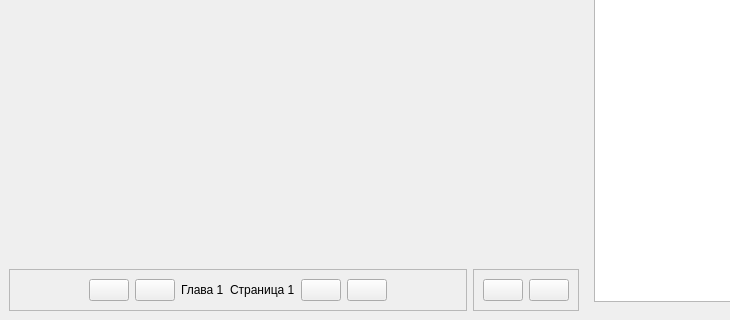
Old version of the form data/ui/windows/reader.ui in the repository brandonzorn/Nlight; both pictures show x 0 to 730 and y 290 to 610 of the 868 by 610 pixel window.
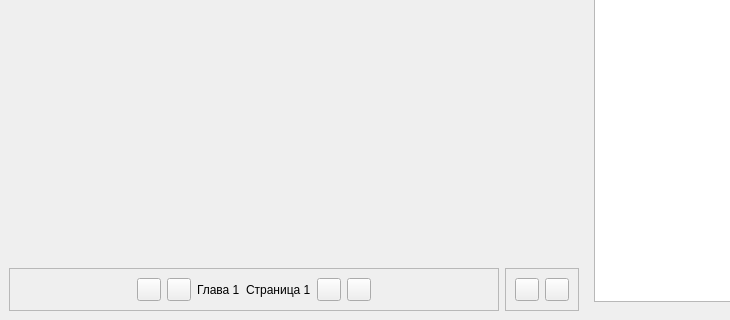
New version of the form. Custom widgets are drawn as their Qt base class.

```diff
--- a/data/ui/windows/reader.ui
+++ b/data/ui/windows/reader.ui
@@ -99,17 +99,14 @@
                </spacer>
               </item>
               <item>
-               <widget class="PushButton" name="prev_chapter_btn">
-                <property name="text">
-                 <string/>
-                </property>
+               <widget class="ToolButton" name="prev_chapter_btn">
                 <property name="shortcut">
                  <string>Down</string>
                 </property>
                </widget>
               </item>
               <item>
-               <widget class="PushButton" name="prev_page_btn">
+               <widget class="ToolButton" name="prev_page_btn">
                 <property name="text">
                  <string/>
                 </property>
@@ -139,20 +136,14 @@
                </widget>
               </item>
               <item>
-               <widget class="PushButton" name="next_page_btn">
-                <property name="text">
-                 <string/>
-                </property>
+               <widget class="ToolButton" name="next_page_btn">
                 <property name="shortcut">
                  <string>Right</string>
                 </property>
                </widget>
               </item>
               <item>
-               <widget class="PushButton" name="next_chapter_btn">
-                <property name="text">
-                 <string/>
-                </property>
+               <widget class="ToolButton" name="next_chapter_btn">
                 <property name="shortcut">
                  <string>Up</string>
                 </property>
@@ -186,28 +177,16 @@
            </property>
            <layout class="QHBoxLayout" name="horizontalLayout_4">
             <item>
-             <widget class="PushButton" name="fullscreen_btn">
-              <property name="text">
-               <string/>
-              </property>
+             <widget class="ToolButton" name="fullscreen_btn">
               <property name="shortcut">
                <string>F11</string>
               </property>
-              <property name="checkable">
-               <bool>true</bool>
-              </property>
              </widget>
             </item>
             <item>
-             <widget class="PushButton" name="ch_list_btn">
-              <property name="text">
-               <string/>
-              </property>
+             <widget class="ToolButton" name="ch_list_btn">
               <property name="shortcut">
-               <string>C</string>
-              </property>
-              <property name="checkable">
-               <bool>true</bool>
+               <string/>
               </property>
              </widget>
             </item>
@@ -243,8 +222,8 @@
  </widget>
  <customwidgets>
   <customwidget>
-   <class>PushButton</class>
-   <extends>QPushButton</extends>
+   <class>ToolButton</class>
+   <extends>QToolButton</extends>
    <header>qfluentwidgets</header>
   </customwidget>
   <customwidget>
```
Left out of the diff: 3 changed lines with no effect on the pictures.
